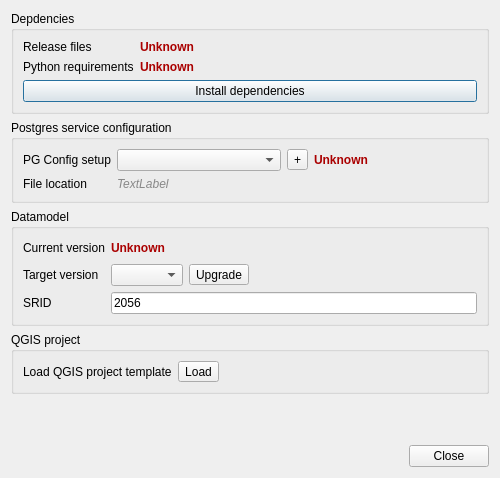
First picture: the form in qgepplugin/ui/qgepdatamodeldialog.ui, repository QGEP/qgepplugin, before the edit.
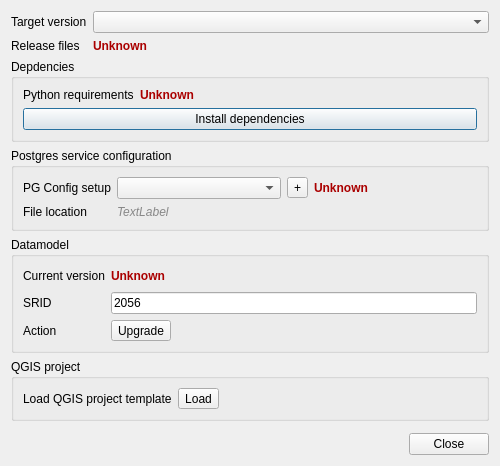
Second picture: the form after the edit.

The edit to the form file:
```diff
--- a/qgepplugin/ui/qgepdatamodeldialog.ui
+++ b/qgepplugin/ui/qgepdatamodeldialog.ui
@@ -7,48 +7,37 @@
     <x>0</x>
     <y>0</y>
     <width>500</width>
-    <height>478</height>
+    <height>388</height>
    </rect>
   </property>
   <property name="windowTitle">
    <string>Datamodel tool</string>
   </property>
-  <layout class="QVBoxLayout" name="verticalLayout">
-   <item>
+  <layout class="QFormLayout" name="formLayout_5">
+   <item row="0" column="0">
+    <widget class="QLabel" name="label_4">
+     <property name="text">
+      <string>Target version</string>
+     </property>
+    </widget>
+   </item>
+   <item row="0" column="1">
+    <widget class="QComboBox" name="targetVersionComboBox"/>
+   </item>
+   <item row="2" column="0" colspan="2">
     <widget class="QGroupBox" name="groupBox">
      <property name="title">
       <string>Depdencies</string>
      </property>
      <layout class="QFormLayout" name="formLayout">
       <item row="0" column="0">
-       <widget class="QLabel" name="label_2">
-        <property name="text">
-         <string>Release files</string>
-        </property>
-       </widget>
-      </item>
-      <item row="0" column="1">
-       <widget class="QLabel" name="releaseCheckLabel">
-        <property name="styleSheet">
-         <string notr="true">color: rgb(170, 0, 0);
-font-weight: bold;</string>
-        </property>
-        <property name="text">
-         <string>Unknown</string>
-        </property>
-        <property name="textInteractionFlags">
-         <set>Qt::LinksAccessibleByMouse|Qt::TextSelectableByKeyboard|Qt::TextSelectableByMouse</set>
-        </property>
-       </widget>
-      </item>
-      <item row="1" column="0">
        <widget class="QLabel" name="label_11">
         <property name="text">
          <string>Python requirements</string>
         </property>
        </widget>
       </item>
-      <item row="1" column="1">
+      <item row="0" column="1">
        <widget class="QLabel" name="pythonCheckLabel">
         <property name="styleSheet">
          <string notr="true">color: rgb(170, 0, 0);
@@ -62,7 +51,7 @@
         </property>
        </widget>
       </item>
-      <item row="2" column="0" colspan="2">
+      <item row="1" column="0" colspan="2">
        <widget class="QPushButton" name="installDepsButton">
         <property name="text">
          <string>Install dependencies</string>
@@ -72,7 +61,7 @@
      </layout>
     </widget>
    </item>
-   <item>
+   <item row="3" column="0" colspan="2">
     <widget class="QGroupBox" name="groupBox_2">
      <property name="title">
       <string>Postgres service configuration</string>
@@ -130,7 +119,7 @@
      </layout>
     </widget>
    </item>
-   <item>
+   <item row="4" column="0" colspan="2">
     <widget class="QGroupBox" name="groupBox_4">
      <property name="title">
       <string>Datamodel</string>
@@ -172,17 +161,28 @@
        </layout>
       </item>
       <item row="1" column="0">
+       <widget class="QLabel" name="label_12">
+        <property name="text">
+         <string>SRID</string>
+        </property>
+       </widget>
+      </item>
+      <item row="1" column="1">
+       <widget class="QLineEdit" name="sridLineEdit">
+        <property name="text">
+         <string>2056</string>
+        </property>
+       </widget>
+      </item>
+      <item row="2" column="0">
        <widget class="QLabel" name="label_7">
         <property name="text">
-         <string>Target version</string>
+         <string>Action</string>
         </property>
        </widget>
       </item>
-      <item row="1" column="1">
+      <item row="2" column="1">
        <layout class="QHBoxLayout" name="horizontalLayout">
-        <item>
-         <widget class="QComboBox" name="targetVersionComboBox"/>
-        </item>
         <item>
          <widget class="QToolButton" name="versionUpgradeButton">
           <property name="text">
@@ -205,24 +205,10 @@
         </item>
        </layout>
       </item>
-      <item row="2" column="0">
-       <widget class="QLabel" name="label_12">
-        <property name="text">
-         <string>SRID</string>
-        </property>
-       </widget>
-      </item>
-      <item row="2" column="1">
-       <widget class="QLineEdit" name="sridLineEdit">
-        <property name="text">
-         <string>2056</string>
-        </property>
-       </widget>
-      </item>
      </layout>
     </widget>
    </item>
-   <item>
+   <item row="5" column="0" colspan="2">
     <widget class="QGroupBox" name="groupBox_3">
      <property name="title">
       <string>QGIS project</string>
@@ -245,7 +231,17 @@
      </layout>
     </widget>
    </item>
-   <item>
+   <item row="7" column="0" colspan="2">
+    <widget class="QDialogButtonBox" name="mBtnBoxOkCancel">
+     <property name="orientation">
+      <enum>Qt::Horizontal</enum>
+     </property>
+     <property name="standardButtons">
+      <set>QDialogButtonBox::Close</set>
+     </property>
+    </widget>
+   </item>
+   <item row="6" column="0" colspan="2">
     <spacer name="verticalSpacer">
      <property name="orientation">
       <enum>Qt::Vertical</enum>
@@ -258,13 +254,24 @@
      </property>
     </spacer>
    </item>
-   <item>
-    <widget class="QDialogButtonBox" name="mBtnBoxOkCancel">
-     <property name="orientation">
-      <enum>Qt::Horizontal</enum>
+   <item row="1" column="0">
+    <widget class="QLabel" name="label_2">
+     <property name="text">
+      <string>Release files</string>
      </property>
-     <property name="standardButtons">
-      <set>QDialogButtonBox::Close</set>
+    </widget>
+   </item>
+   <item row="1" column="1">
+    <widget class="QLabel" name="releaseCheckLabel">
+     <property name="styleSheet">
+      <string notr="true">color: rgb(170, 0, 0);
+font-weight: bold;</string>
+     </property>
+     <property name="text">
+      <string>Unknown</string>
+     </property>
+     <property name="textInteractionFlags">
+      <set>Qt::LinksAccessibleByMouse|Qt::TextSelectableByKeyboard|Qt::TextSelectableByMouse</set>
      </property>
     </widget>
    </item>
```
